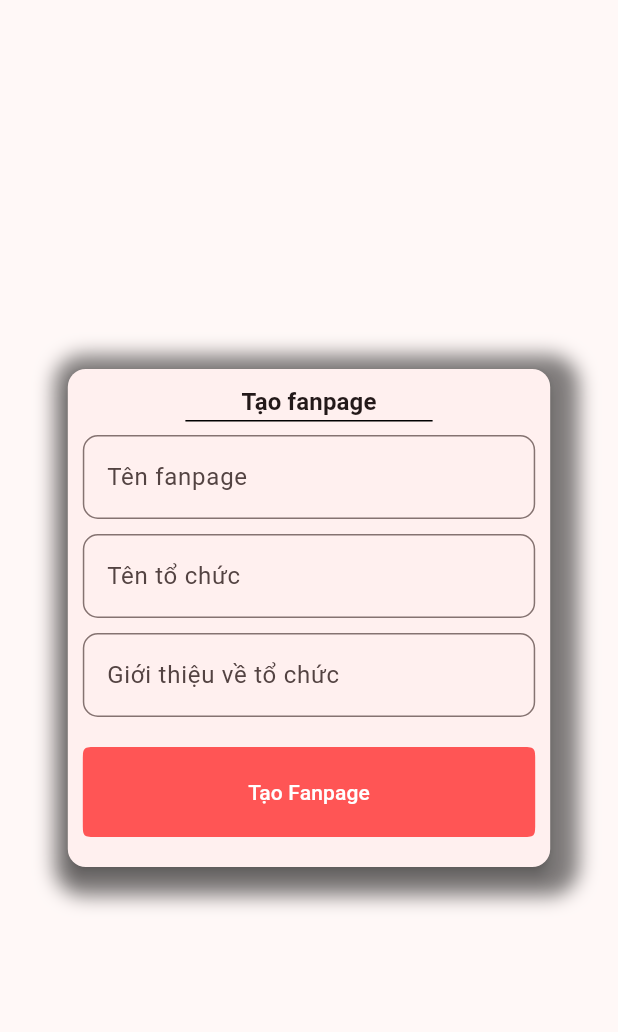
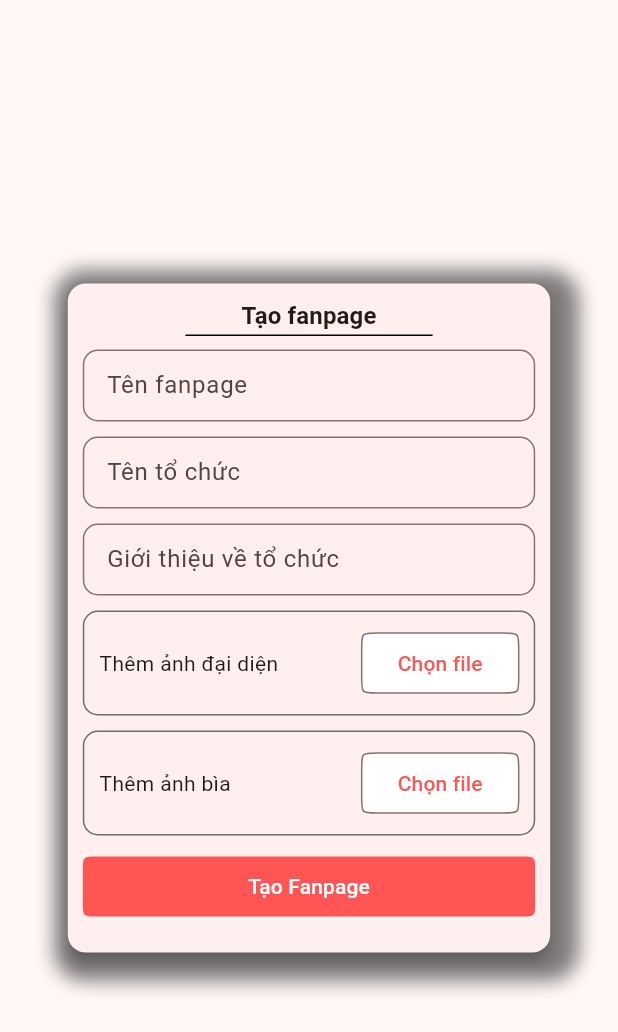
Before and after one commit to cuong02n/volunteer_app, a Flutter app: the NewPageBody widget shown alone on an empty page, opened directly, on a phone screen of 412 x 824 dp. Shown: the top 1032 px of the screen. Run offline on Flutter 3.47's test engine with Material 3 defaults, Android fonts, the phone set to English and light mode, and no system bars; our stand-ins replace flutter_markdown, go_router, image_picker, sizer; statements that could not run were skipped.

Commit message:
Add image picker

```diff
--- a/front-end/lib/main.dart
+++ b/front-end/lib/main.dart
@@ -1,5 +1,5 @@
 import 'package:flutter/material.dart';
-import 'package:flutter_web_plugins/flutter_web_plugins.dart';
+import 'package:flutter_web_plugins/url_strategy.dart';
 
 import 'app.dart';
 
--- a/front-end/lib/pages/account/account_page.dart
+++ b/front-end/lib/pages/account/account_page.dart
@@ -1,3 +1,5 @@
+// ignore_for_file: unused_import
+
 import 'package:flutter/material.dart';
 import 'package:sizer/sizer.dart';
 import 'package:thien_nguyen_app/theme/theme.dart';
--- a/front-end/lib/pages/login/login_page.dart
+++ b/front-end/lib/pages/login/login_page.dart
@@ -1,3 +1,5 @@
+// ignore_for_file: unused_import
+
 import 'package:flutter/gestures.dart';
 import 'package:flutter/material.dart';
 import 'package:flutter/src/gestures/events.dart';
--- a/front-end/lib/pages/notification/notification_page.dart
+++ b/front-end/lib/pages/notification/notification_page.dart
@@ -1,4 +1,3 @@
-import 'dart:html';
 import 'dart:math';
 
 import 'package:flutter/material.dart';
--- a/front-end/lib/pages/page/new/newpage_body.dart
+++ b/front-end/lib/pages/page/new/newpage_body.dart
@@ -25,15 +25,18 @@ class NewPageBody extends StatelessWidget {
             child: Column(
               mainAxisSize: MainAxisSize.min,
               children: [
-                Text("Tạo fanpage",
-                    style: AppTypology.titleMedium),
+                Text("Tạo fanpage", style: AppTypology.titleMedium),
                 Container(
                   height: 10,
                   width: 40.w,
                   decoration:
                       const BoxDecoration(border: Border(top: BorderSide())),
                 ),
-                NewPageForm(),
+                ConstrainedBox(
+                    constraints: BoxConstraints(maxHeight: 80.h),
+                    child: ScrollConfiguration(
+                        behavior: ScrollConfiguration.of(context).copyWith(scrollbars: false),
+                        child: SingleChildScrollView(child: NewPageForm()))),
                 const SizedBox(height: 10),
               ],
             ),
--- a/front-end/lib/pages/page/new/newpage_page.dart
+++ b/front-end/lib/pages/page/new/newpage_page.dart
@@ -2,6 +2,7 @@ import 'package:flutter/gestures.dart';
 import 'package:flutter/material.dart';
 import 'package:sizer/sizer.dart';
 import 'package:thien_nguyen_app/theme/theme.dart';
+import 'package:thien_nguyen_app/widgets/image_picker.dart';
 
 part 'newpage_body.dart';
 part 'newpage_page_component.dart';
--- a/front-end/lib/pages/page/new/newpage_page_component.dart
+++ b/front-end/lib/pages/page/new/newpage_page_component.dart
@@ -22,6 +22,13 @@ class NewPageForm extends StatelessWidget {
                 labelText: "Giới thiệu về tổ chức"),
           ),
           const SizedBox(height: 10),
+          ImagePickerField(
+            title: "Thêm ảnh đại diện",
+          ),
+          const SizedBox(height: 10),
+          ImagePickerField(
+            title: "Thêm ảnh bìa",
+          ),
           const SizedBox(height: 10),
           FilledButton(
               onPressed: _confirm,
--- a/front-end/lib/theme/theme.dart
+++ b/front-end/lib/theme/theme.dart
@@ -17,7 +17,7 @@ abstract class AppTheme {
       textTheme: AppTypology.textTheme,
       filledButtonTheme: FilledButtonThemeData(
         style: FilledButton.styleFrom(
-          padding: const EdgeInsets.symmetric(vertical: 20),
+          padding: const EdgeInsets.symmetric(vertical: 10),
           shape: ContinuousRectangleBorder(
             borderRadius: BorderRadius.circular(10),
           )
@@ -32,6 +32,7 @@ abstract class AppTheme {
           )
       ),
     inputDecorationTheme: InputDecorationTheme(
+      isDense: true,
       border: OutlineInputBorder(
         borderRadius: BorderRadius.circular(10)
       )
--- /dev/null
+++ b/front-end/lib/widgets/image_picker.dart
@@ -0,0 +1,96 @@
+import 'dart:io';
+
+import 'package:flutter/material.dart';
+import 'package:image_picker/image_picker.dart';
+import 'package:thien_nguyen_app/theme/theme.dart';
+import 'package:thien_nguyen_app/widgets/image_preview.dart';
+
+class ImagePickerField extends StatefulWidget {
+  final BoxDecoration? style;
+  final String title;
+  final ImagePickerController? controller;
+
+  const ImagePickerField(
+      {super.key, this.style, this.title = "", this.controller});
+
+  @override
+  State<ImagePickerField> createState() => _ImagePickerFieldState();
+}
+
+class _ImagePickerFieldState extends State<ImagePickerField> {
+  late final ImagePickerController _controller;
+  XFile? _image;
+
+  BoxDecoration get _defaultDecoration => BoxDecoration(
+    border: Border.all(color: context.appTheme.colorScheme.secondary),
+    borderRadius: BorderRadius.circular(10),
+  );
+
+  Widget get imagePreview {
+    if (_image == null)
+      return const SizedBox();
+    else {
+      return Padding(
+        padding: const EdgeInsets.symmetric(vertical: 5),
+        child: ImagePreview.fromPath(_image!.path),
+      );
+    }
+  }
+
+  @override
+  void initState() {
+    _controller = widget.controller ?? ImagePickerController();
+    super.initState();
+  }
+
+  @override
+  Widget build(BuildContext context) {
+    return Container(
+        padding: const EdgeInsets.all(10),
+        decoration: widget.style ?? _defaultDecoration,
+        child: Column(
+          children: [
+            Row(
+              mainAxisAlignment: MainAxisAlignment.spaceBetween,
+              children: [
+                Text(widget.title),
+                OutlinedButton(onPressed: _chooseFile, child: Text("Chọn file"))
+              ],
+            ),
+            imagePreview
+          ],
+        ));
+  }
+
+  void _chooseFile() async {
+    XFile? file = await _controller.pickImage();
+    if (file != null) {
+      setState(() {
+        _image = file;
+      });
+    }
+  }
+}
+
+class ImagePickerController with ChangeNotifier {
+  final ImagePicker _picker = ImagePicker();
+  List<XFile> _files = [];
+
+  XFile? get image => _files.elementAtOrNull(0);
+
+  List<XFile> get images => _files;
+
+  Future<XFile?> pickImage() async {
+    XFile? image = await _picker.pickImage(source: ImageSource.gallery);
+    if (image != null) {
+      _files = [image];
+      notifyListeners();
+    }
+    return image;
+  }
+
+  Future<void> pickMultiImage() async {
+    _files = await _picker.pickMultiImage();
+    notifyListeners();
+  }
+}
--- a/front-end/pubspec.yaml
+++ b/front-end/pubspec.yaml
@@ -38,6 +38,7 @@ dependencies:
   go_router: ^12.1.1
   sizer: ^2.0.15
   flutter_markdown: ^0.6.18+2
+  image_picker: ^1.0.4
 
 dev_dependencies:
   flutter_test:
```
Also changed, not shown: front-end/lib/widgets/image_preview.dart (added, +28 -0 lines), front-end/pubspec.lock, 5 other files.
